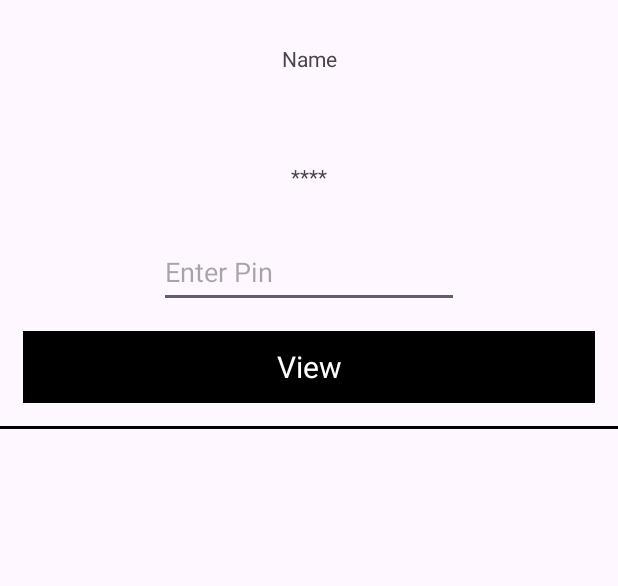
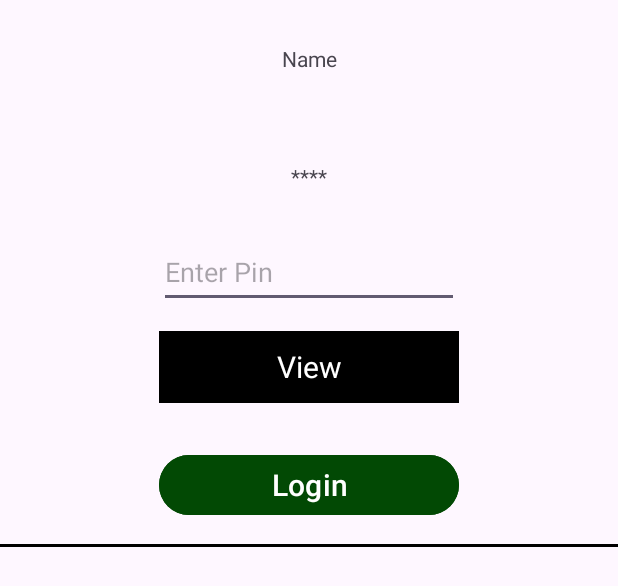
Before and after one commit to Mizu000/MoneySimulation, an Android app: the layout player_layout.xml on its own in the app's theme, with its tools: preview values and no code run, on a phone screen of 412 x 824 dp. Shown: the top 586 px of the screen. Run offline under Robolectric (Android 15) with nearby library versions, the phone set to English and light mode, and no system bars.

```diff
--- a/app/src/main/AndroidManifest.xml
+++ b/app/src/main/AndroidManifest.xml
@@ -12,6 +12,9 @@
         android:supportsRtl="true"
         android:theme="@style/Theme.MoneySimuation"
         tools:targetApi="31">
+        <activity
+            android:name=".activity.SingleDeviceMS"
+            android:exported="false" />
         <activity
             android:name=".activity.MSBoard"
             android:exported="false" />
--- a/app/src/main/java/com/practice/moneysimuation/activity/MSBoard.kt
+++ b/app/src/main/java/com/practice/moneysimuation/activity/MSBoard.kt
@@ -11,6 +11,7 @@ import com.google.gson.Gson
 import com.google.gson.reflect.TypeToken
 import com.practice.moneysimuation.R
 import com.practice.moneysimuation.adapter.PlayersAdapter
+import com.practice.moneysimuation.companionobject.IntentVariable
 import com.practice.moneysimuation.companionobject.SharedPrefVariable
 import com.practice.moneysimuation.model.Player
 
@@ -32,7 +33,7 @@ class MSBoard : AppCompatActivity() {
         rvPlayers = findViewById(R.id.rvPlayers)
 
         val gson = Gson()
-        val json = intent.getStringExtra(SharedPrefVariable.player)
+        val json = intent.getStringExtra(IntentVariable.playerListIntent)
         val type = object : TypeToken<MutableList<Player>>(){}.type
         playerList = gson.fromJson(json,type)
 
--- a/app/src/main/java/com/practice/moneysimuation/activity/SimpleMoneySimulation.kt
+++ b/app/src/main/java/com/practice/moneysimuation/activity/SimpleMoneySimulation.kt
@@ -14,6 +14,7 @@ import androidx.core.view.ViewCompat
 import androidx.core.view.WindowInsetsCompat
 import com.google.gson.Gson
 import com.practice.moneysimuation.R
+import com.practice.moneysimuation.companionobject.IntentVariable
 import com.practice.moneysimuation.companionobject.SharedPrefVariable
 import com.practice.moneysimuation.model.Player
 import com.practice.moneysimuation.utils.ToastUtil
@@ -109,7 +110,7 @@ class SimpleMoneySimulation : AppCompatActivity() {
         val json = gson.toJson(playerList)
 
         val intent = Intent(this, MSBoard::class.java)
-        intent.putExtra(SharedPrefVariable.player,json)
+        intent.putExtra(IntentVariable.playerListIntent,json)
         startActivity(intent)
     }
 
--- a/app/src/main/java/com/practice/moneysimuation/companionobject/SharedPrefVariable.kt
+++ b/app/src/main/java/com/practice/moneysimuation/companionobject/SharedPrefVariable.kt
@@ -3,7 +3,8 @@ package com.practice.moneysimuation.companionobject
 object SharedPrefVariable {
 
 
-    var player = "Player"
+    var player = "PlayerPref"
+    var playerList = "PlayerListPref"
 
 
 }
--- a/app/src/main/res/layout/player_layout.xml
+++ b/app/src/main/res/layout/player_layout.xml
@@ -35,10 +35,24 @@
 
     <TextView
         android:id="@+id/tvViewBalance"
-        android:layout_width="match_parent"
+        android:layout_width="200dp"
         android:layout_height="48dp"
         android:background="@color/black"
+        android:layout_gravity="center"
         android:text="View"
+        android:textSize="20sp"
+        android:textColor="@color/white"
+        android:gravity="center"
+        android:layout_margin="15dp"
+        />
+
+    <Button
+        android:id="@+id/btnLogin"
+        android:layout_width="200dp"
+        android:layout_height="48dp"
+        android:backgroundTint="@color/colorAccent"
+        android:layout_gravity="center"
+        android:text="Login"
         android:textSize="20sp"
         android:textColor="@color/white"
         android:gravity="center"
```
Also changed, not shown: app/src/main/java/com/practice/moneysimuation/activity/SingleDeviceMS.kt (added, +21 -0 lines), app/src/main/java/com/practice/moneysimuation/adapter/PlayersAdapter.kt (+15 -0 lines), app/src/main/java/com/practice/moneysimuation/companionobject/IntentVariable.kt (added, +8 -0 lines), app/src/main/res/layout/activity_single_device_ms.xml (added, +10 -0 lines).
